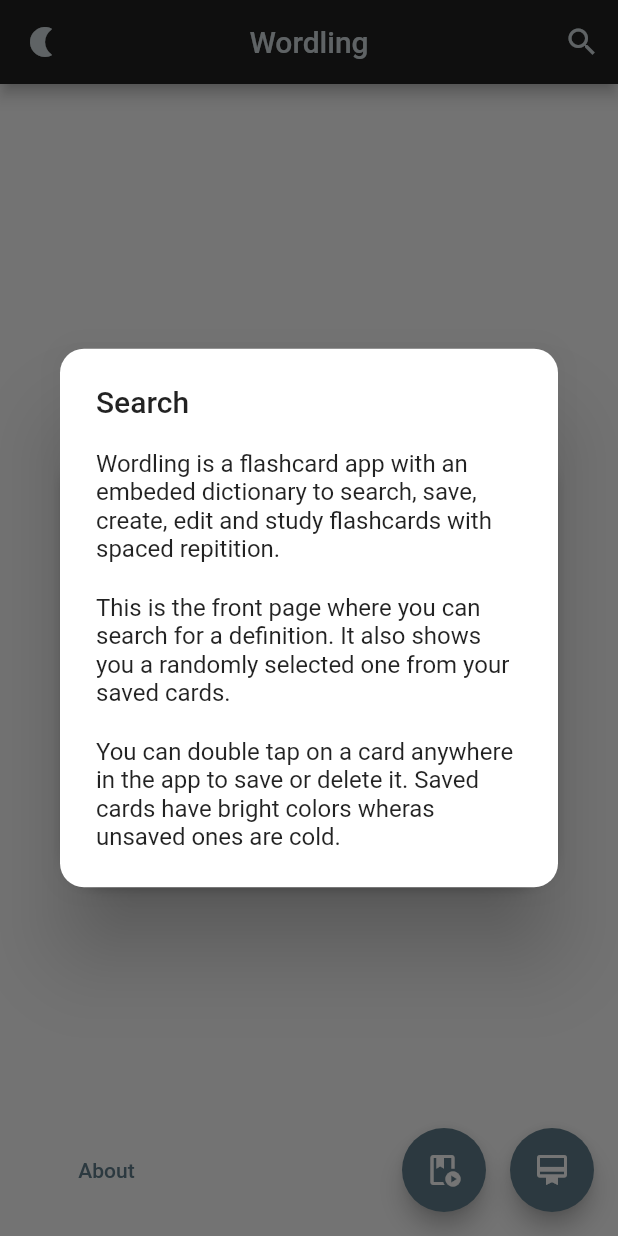
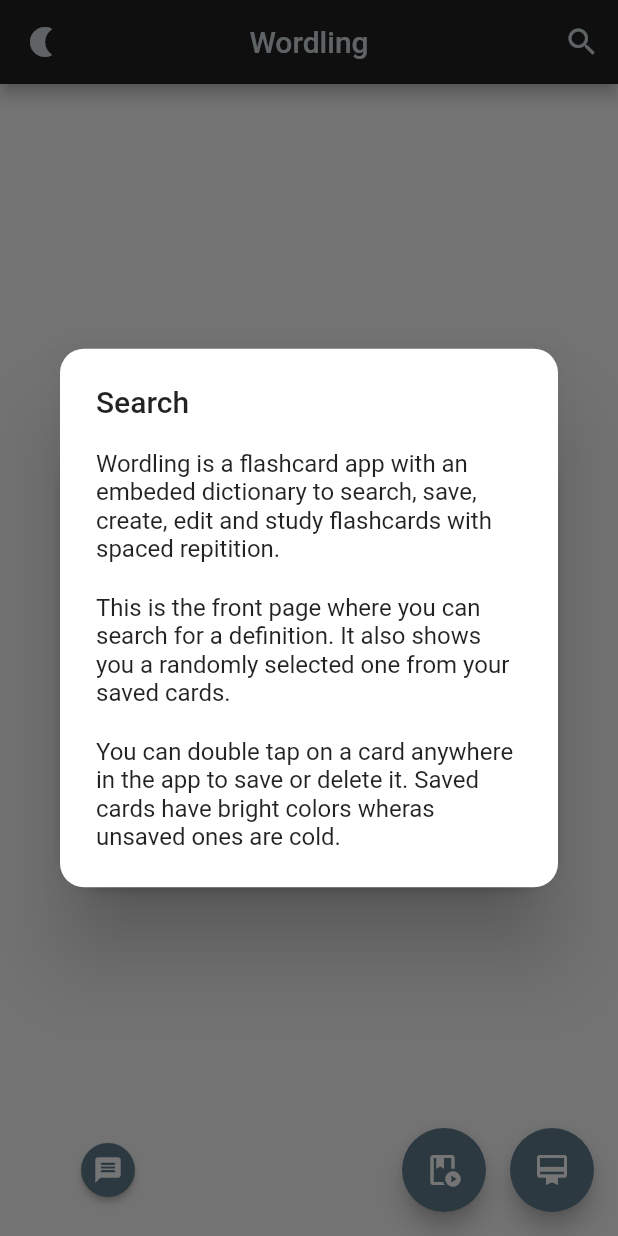
Before and after one commit to sami-bre/Wordling, a Flutter app: the screen it shows after launch, on a phone screen of 412 x 824 dp. Run offline on Flutter 3.47's test engine with Material 2 defaults, Android fonts, the phone set to English and light mode, and no system bars; our stand-ins replace flip_card, get, shared_preferences, sqflite; accounts and stored records are empty.

Commit message:
modified the 'about' button on the front page to make it round and have an icon inside

```diff
--- a/lib/ui/front.dart
+++ b/lib/ui/front.dart
@@ -126,7 +126,16 @@ class _FrontState extends State<Front> {
           mainAxisAlignment: MainAxisAlignment.end,
           children: [
             const Expanded(child: SizedBox()),
-            TextButton(
+            ElevatedButton(
+              style:
+                  ButtonStyle(shape: MaterialStateProperty.all(const CircleBorder())),
+              child: const Padding(
+                padding: EdgeInsets.all(8.0),
+                child: Icon(
+                  Icons.message_rounded,
+                  size: 20,
+                ),
+              ),
               onPressed: () {
                 showDialog(
                   context: context,
@@ -149,7 +158,6 @@ class _FrontState extends State<Front> {
                   }
                 });
               },
-              child: const Text('About'),
             ),
             const Expanded(flex: 3, child: SizedBox()),
             FloatingActionButton(
```
